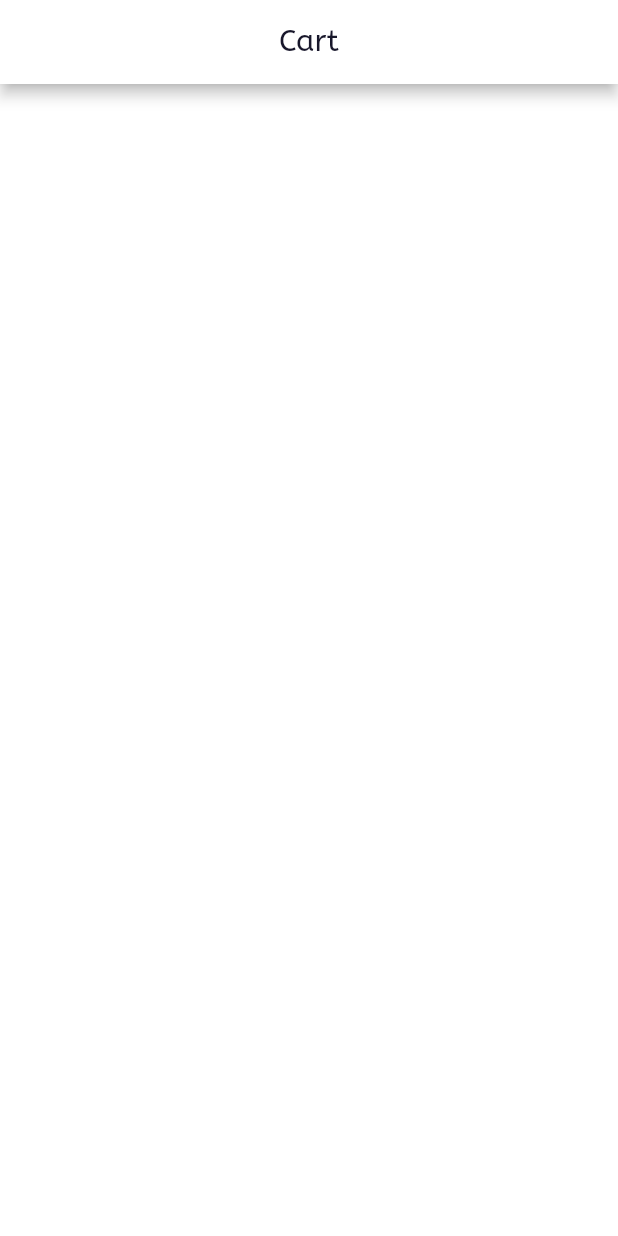
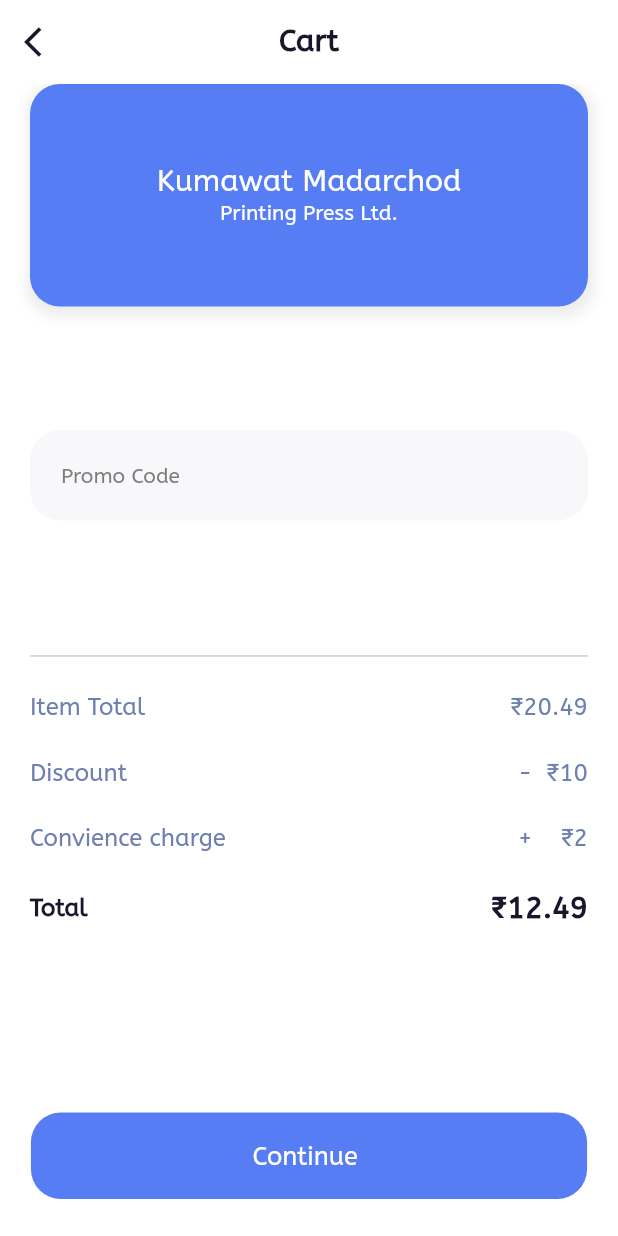
Before and after one commit to Mahi-Badaya/PrintBox-DuHacks, a Flutter app: the Cart screen opened directly, on a phone screen of 412 x 824 dp. Run offline on Flutter 3.47's test engine with Material 2 defaults, Android fonts, the phone set to English and light mode, and no system bars.

Commit message:
cart completed

```diff
--- a/lib/Screens/cart.dart
+++ b/lib/Screens/cart.dart
@@ -1,17 +1,108 @@
 import 'package:flutter/material.dart';
+import 'package:printbox/Components/TextSpace.dart';
 
 class Cart extends StatelessWidget {
   const Cart({Key? key}) : super(key: key);
 
   @override
   Widget build(BuildContext context) {
+    double width = MediaQuery.of(context).size.width;
+    double height = MediaQuery.of(context).size.height;
     return Scaffold(
       backgroundColor: Colors.white,
       appBar: AppBar(
         centerTitle: true,
+        elevation: 0,
         backgroundColor: Colors.white,
-        title: Text('Cart',style: TextStyle(color: Color(0xff18172b)),),
-        leading: IconButton(icon: Icon(Icons.arrow_back_ios), onPressed: () { Navigator.pop(context); },),
+        title: Text('Cart',style: TextStyle(color: Color(0xff18172b),fontWeight: FontWeight.bold),),
+        leading: IconButton(icon: Icon(Icons.arrow_back_ios,color:  Color(0xff18172b),), onPressed: () { Navigator.pop(context); },),
+      ),
+      body: Padding(
+        padding: const EdgeInsets.symmetric(horizontal: 20.0),
+        child: Column(
+          children: [
+            Container(
+              padding: EdgeInsets.symmetric(horizontal: 20,vertical: 20),
+              height: height*0.18,
+              width: width,
+              decoration: BoxDecoration(
+                color: Color(0xff567df4),
+                borderRadius: BorderRadius.circular(20),
+                boxShadow: [
+                  BoxShadow(
+                    color: Colors.grey.withOpacity(0.2),
+                    spreadRadius: 3,
+                    blurRadius: 7,
+                    offset: Offset(1, 3),
+                  ),
+                ],
+              ),
+              child: Column(
+                mainAxisAlignment: MainAxisAlignment.center,
+                crossAxisAlignment: CrossAxisAlignment.center,
+                children: [
+                  Text('Kumawat Madarchod',style: TextStyle(color: Colors.white,fontSize: 20),),
+                  Text('Printing Press Ltd.',style: TextStyle(color: Colors.white),),
+                ],
+              ),
+            ),
+            SizedBox(height: height*0.1,),
+            TextSpace(hintTag: 'Promo Code', textFieldHeight: height*0.025),
+            SizedBox(height: height*0.1,),
+            const Divider(
+              thickness: 0.6,
+              color: Color(0xffafafaf),
+            ),
+            SizedBox(height: height*0.02,),
+            Row(
+              mainAxisAlignment: MainAxisAlignment.spaceBetween,
+              children: [
+                Text('Item Total',style: TextStyle(color: Color(0xff6e80b0),fontSize: 16),),
+                Text('₹20.49',style: TextStyle(color: Color(0xff6e80b0),fontSize: 16),)
+              ],
+            ),
+            SizedBox(height: height*0.03,),
+            Row(
+              mainAxisAlignment: MainAxisAlignment.spaceBetween,
+              children: [
+                Text('Discount',style: TextStyle(color: Color(0xff6e80b0),fontSize: 16),),
+                Text('-  ₹10',style: TextStyle(color: Color(0xff6e80b0),fontSize: 16),)
+              ],
+            ),
+            SizedBox(height: height*0.03,),
+            Row(
+              mainAxisAlignment: MainAxisAlignment.spaceBetween,
+              children: [
+                Text('Convience charge',style: TextStyle(color: Color(0xff6e80b0),fontSize: 16),),
+                Text('+    ₹2',style: TextStyle(color: Color(0xff6e80b0),fontSize: 16),)
+              ],
+            ),
+            SizedBox(height: height*0.03,),
+            Row(
+              mainAxisAlignment: MainAxisAlignment.spaceBetween,
+              children: [
+                Text('Total',style: TextStyle(color: Color(0xff18172b),fontSize: 16,fontWeight: FontWeight.bold),),
+                Text('₹12.49',style: TextStyle(color: Color(0xff18172b),fontSize: 20,fontWeight: FontWeight.bold),)
+              ],
+            ),
+            Spacer(),
+            Center(
+              child: ElevatedButton(
+                onPressed: (){ },
+                style: ElevatedButton.styleFrom(
+                  minimumSize:  Size(width*0.9, height*0.07),
+                  maximumSize: Size (width*0.9, height*0.1),
+                  elevation: 0,
+                  primary:  Color(0xff567df4),
+                  shape: const RoundedRectangleBorder(
+                      borderRadius: BorderRadius.all(Radius.circular(20))),
+                ),
+                child: Text('Continue ', style: TextStyle(fontSize: 17,color: Colors.white)),
+              ),
+            ),
+            SizedBox(height: height*0.03,),
+          ],
+        ),
       ),
     );
   }
```
